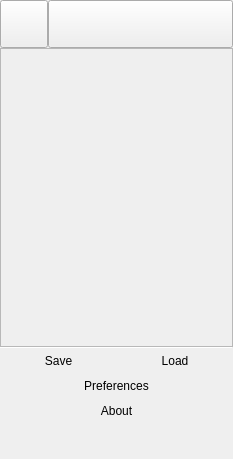
This is core/ui/toolbrowser.ui in analogdevicesinc/scopy as Qt 5 draws it before an edit. The edited form follows.
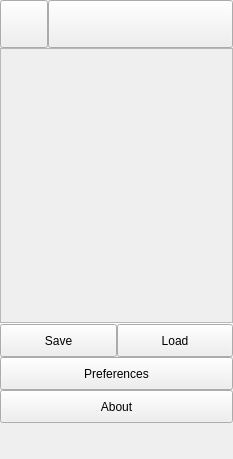
This is the edited form. Icons and pictures are not drawn. Custom widgets are drawn as their Qt base class.

```diff
--- a/core/ui/toolbrowser.ui
+++ b/core/ui/toolbrowser.ui
@@ -27,20 +27,8 @@
   </property>
   <property name="styleSheet">
    <string notr="true">#btnSave,#btnLoad,#btnPreferences,#btnAbout {
- text-align:center;
+ text-align: center;
  height: 25px;
- background-color: none;
- border:none;
-}
-
-#btnSave:hover,
-#btnLoad:hover,
-#btnPreferences:hover,
-#btnAbout:hover,
-#btnCollapse_2:hover{
- background-color: rgba(0, 0, 0, 60);
- border: 1px solid rgba(0, 0, 0, 30);
- border-radius:5px;
 }
 
 #logo {
```
